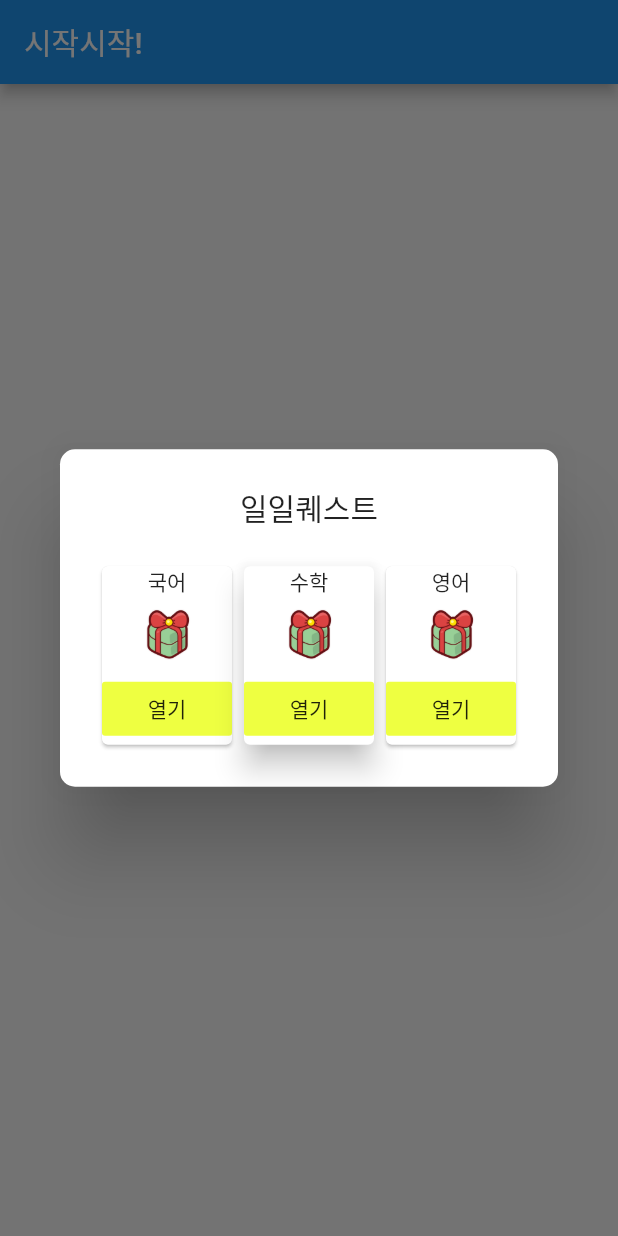
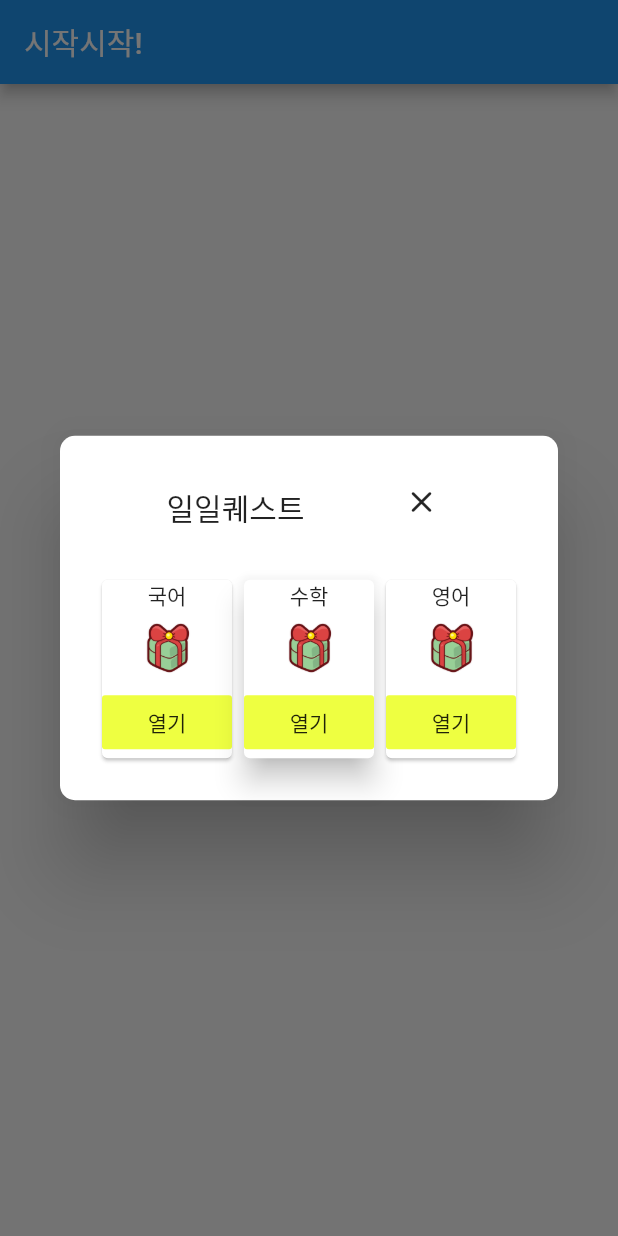
Before and after one commit to JasonKK/BOM-frontend, a Flutter app: the screen it shows after launch, after a tap on the "card giftcard" icon, on a phone screen of 412 x 824 dp. Run offline on Flutter 3.47's test engine with Material 2 defaults, Android fonts, the light colour scheme and no system bars; our stand-ins replace file_picker.

Commit message:
Added Close Button

```diff
--- a/lib/view/quiz_popup.dart
+++ b/lib/view/quiz_popup.dart
@@ -17,7 +17,24 @@ void quizPop(BuildContext context) {
               RoundedRectangleBorder(borderRadius: BorderRadius.circular(10.0)),
           title: Column(
             children: [
-              new Text("일일퀘스트"),
+              Row(
+                mainAxisAlignment: MainAxisAlignment.center,
+                children: [
+                  new Text(
+                    "일일퀘스트",
+                  ),
+                  SizedBox(
+                    width: 50,
+                  ),
+                  IconButton(
+                    alignment: Alignment.topRight,
+                    onPressed: () {
+                      Navigator.pop(context);
+                    },
+                    icon: Icon(Icons.close_rounded),
+                  ),
+                ],
+              ),
             ],
           ),
           content: Container(
```
